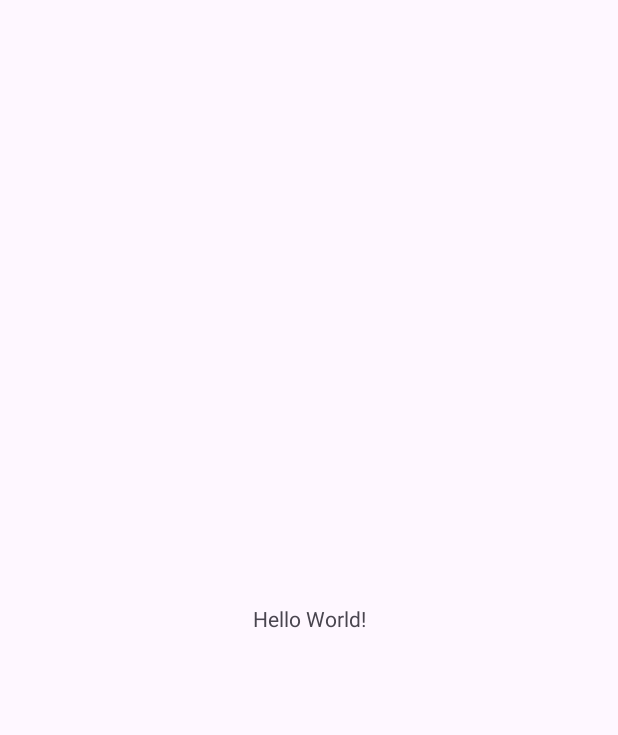
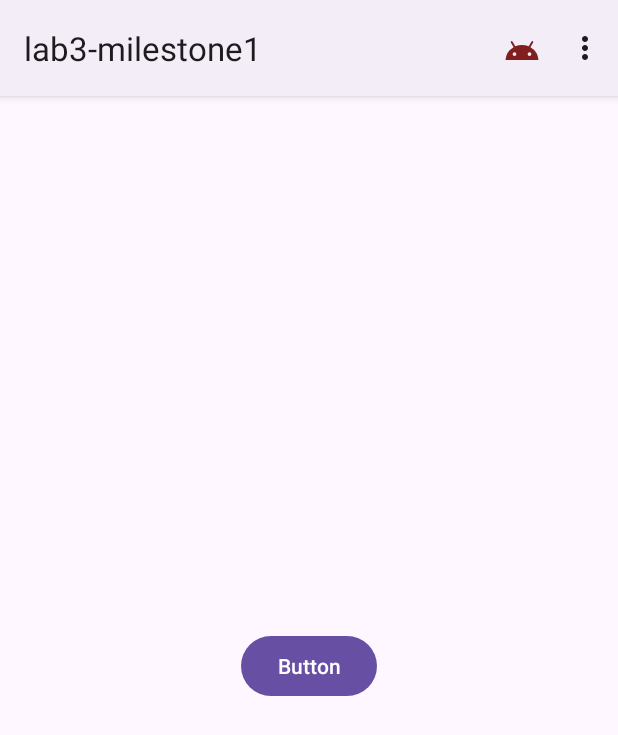
Before and after one commit to amoudy21/lab3-milestone1, an Android app: the screen it shows after launch (MainActivity), on a phone screen of 412 x 824 dp. Before the commit the part shown is almost empty. Shown: the top 735 px of the screen. Run offline under Robolectric (Android 15) with nearby library versions, the phone set to English and light mode, and no system bars.

Commit message:
Added menu and items

```diff
--- /dev/null
+++ b/app/src/main/res/drawable/ic_icon.xml
@@ -0,0 +1,5 @@
+<vector android:height="24dp" android:tint="#811F1F"
+    android:viewportHeight="24" android:viewportWidth="24"
+    android:width="24dp" xmlns:android="http://schemas.android.com/apk/res/android">
+    <path android:fillColor="#FF000000" android:pathData="M17.6,11.48 L19.44,8.3a0.63,0.63 0,0 0,-1.09 -0.63l-1.88,3.24a11.43,11.43 0,0 0,-8.94 0L5.65,7.67a0.63,0.63 0,0 0,-1.09 0.63L6.4,11.48A10.81,10.81 0,0 0,1 20L23,20A10.81,10.81 0,0 0,17.6 11.48ZM7,17.25A1.25,1.25 0,1 1,8.25 16,1.25 1.25,0 0,1 7,17.25ZM17,17.25A1.25,1.25 0,1 1,18.25 16,1.25 1.25,0 0,1 17,17.25Z"/>
+</vector>
--- a/app/src/main/res/layout/activity_main.xml
+++ b/app/src/main/res/layout/activity_main.xml
@@ -6,10 +6,11 @@
     android:layout_height="match_parent"
     tools:context=".MainActivity">
 
-    <TextView
+    <Button
+        android:id="@+id/button"
         android:layout_width="wrap_content"
         android:layout_height="wrap_content"
-        android:text="Hello World!"
+        android:text="Button"
         app:layout_constraintBottom_toBottomOf="parent"
         app:layout_constraintEnd_toEndOf="parent"
         app:layout_constraintStart_toStartOf="parent"
--- /dev/null
+++ b/app/src/main/res/menu/example_menu.xml
@@ -0,0 +1,29 @@
+<?xml version="1.0" encoding="utf-8"?>
+<menu xmlns:android="http://schemas.android.com/apk/res/android"
+    xmlns:app="http://schemas.android.com/apk/res-auto">
+    <item
+        android:id="@+id/item1"
+        android:title="Item 1"
+        android:icon="@drawable/ic_icon"
+        app:showAsAction="ifRoom"/>
+
+    <item
+        android:id="@+id/item2"
+        android:title="Item 2"
+        app:showAsAction="never"/>
+
+    <item
+        android:id="@+id/item3"
+        android:title="Item 3"
+        app:showAsAction="never">
+
+    <menu>
+        <item
+            android:id="@+id/subitem1"
+            android:title="Sub Item 1" />
+        <item
+            android:id="@+id/subitem2"
+            android:title="Sub Item 2"/>
+        </menu>
+    </item>
+</menu>
--- a/app/src/main/res/values/themes.xml
+++ b/app/src/main/res/values/themes.xml
@@ -1,6 +1,6 @@
 <resources xmlns:tools="http://schemas.android.com/tools">
     <!-- Base application theme. -->
-    <style name="Base.Theme.Lab3milestone1" parent="Theme.Material3.DayNight.NoActionBar">
+    <style name="Base.Theme.Lab3milestone1" parent="Theme.Material3.DayNight">
         <!-- Customize your light theme here. -->
         <!-- <item name="colorPrimary">@color/my_light_primary</item> -->
     </style>
```
Also changed, not shown: app/src/main/java/com/cs407/lab3_milestone1/ExampleDialog.java (added, +27 -0 lines), app/src/main/java/com/cs407/lab3_milestone1/MainActivity.java (+49 -0 lines).
